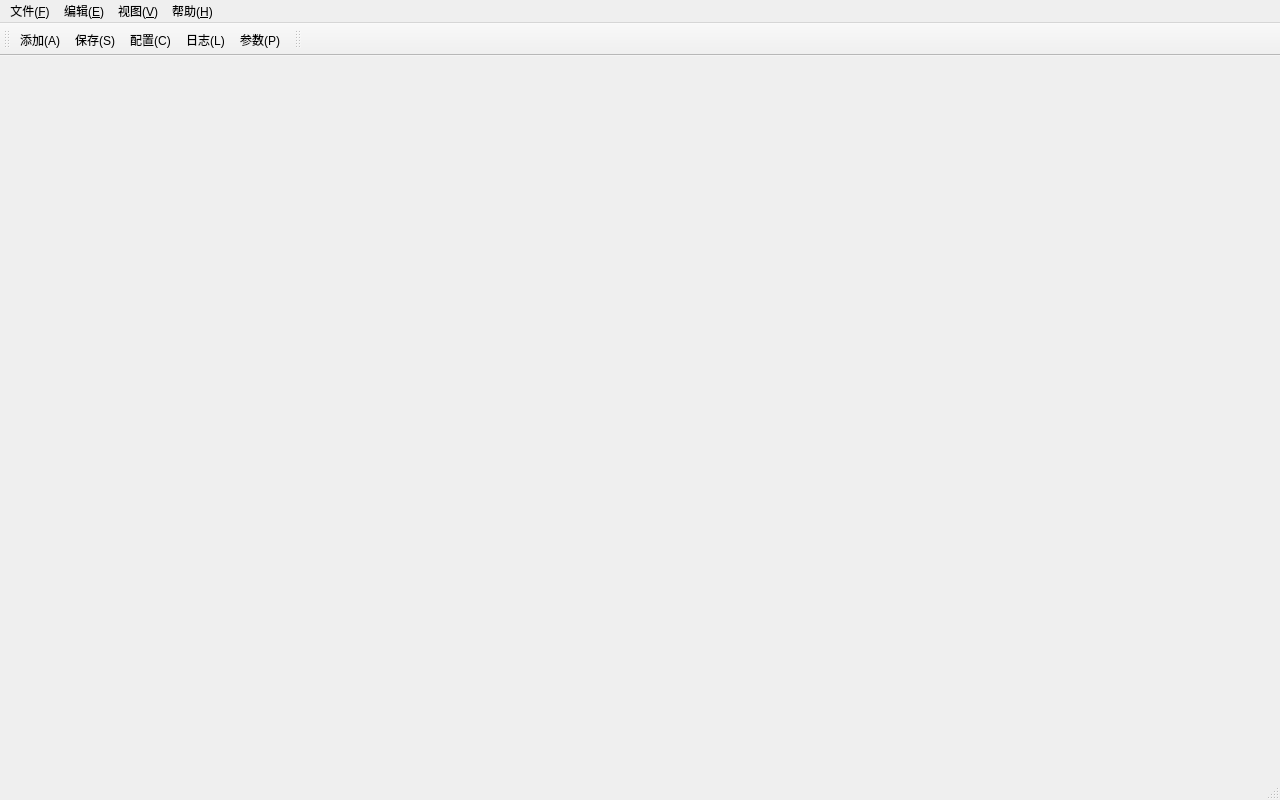
Above: mainwindow.ui from Weinbery/PCIeController before the change. Below: the same form after it.
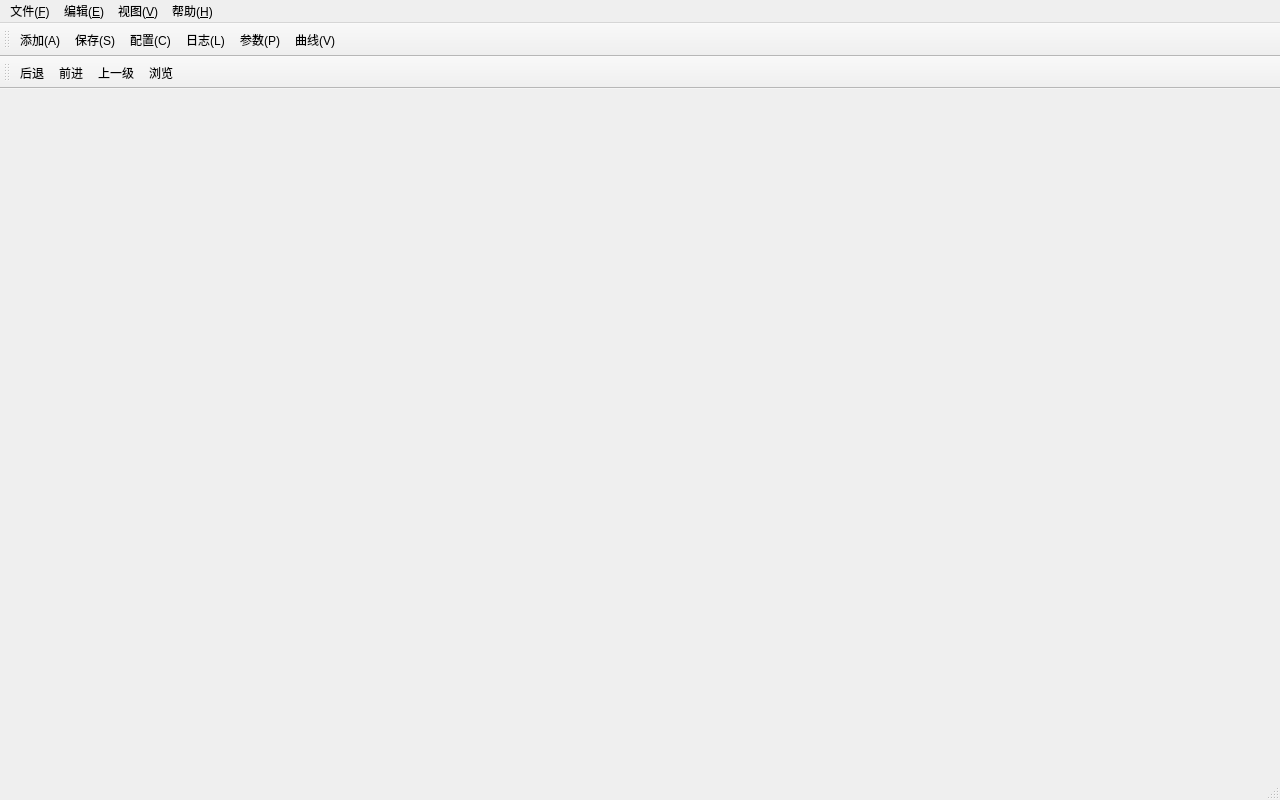
That is the form after the change. Icons and pictures are not drawn.

Commit message: 完善界面：工作目录，文件模型，速率曲线框架

Diff of the .ui file:
```diff
--- a/mainwindow.ui
+++ b/mainwindow.ui
@@ -13,6 +13,12 @@
   <property name="windowTitle">
    <string>MainWindow</string>
   </property>
+  <property name="documentMode">
+   <bool>false</bool>
+  </property>
+  <property name="dockNestingEnabled">
+   <bool>false</bool>
+  </property>
   <widget class="QWidget" name="centralWidget"/>
   <widget class="QMenuBar" name="menuBar">
    <property name="geometry">
@@ -63,6 +69,7 @@
    <addaction name="action_Config"/>
    <addaction name="action_Logger"/>
    <addaction name="action_Parameter"/>
+   <addaction name="action_Curve"/>
   </widget>
   <widget class="QStatusBar" name="statusBar"/>
   <widget class="QToolBar" name="toolBar">
@@ -73,8 +80,12 @@
     <enum>TopToolBarArea</enum>
    </attribute>
    <attribute name="toolBarBreak">
-    <bool>false</bool>
+    <bool>true</bool>
    </attribute>
+   <addaction name="action_Back"/>
+   <addaction name="action_Forward"/>
+   <addaction name="action_Upper"/>
+   <addaction name="action_Lookup"/>
   </widget>
   <action name="action_Add_Device">
    <property name="icon">
@@ -145,6 +156,63 @@
     <string>Ctrl+P</string>
    </property>
   </action>
+  <action name="action_Back">
+   <property name="icon">
+    <iconset resource="res.qrc">
+     <normaloff>:/images/back.png</normaloff>:/images/back.png</iconset>
+   </property>
+   <property name="text">
+    <string>后退</string>
+   </property>
+   <property name="toolTip">
+    <string>后退</string>
+   </property>
+  </action>
+  <action name="action_Forward">
+   <property name="icon">
+    <iconset resource="res.qrc">
+     <normaloff>:/images/forward.png</normaloff>:/images/forward.png</iconset>
+   </property>
+   <property name="text">
+    <string>前进</string>
+   </property>
+  </action>
+  <action name="action_Upper">
+   <property name="icon">
+    <iconset resource="res.qrc">
+     <normaloff>:/images/undo.png</normaloff>:/images/undo.png</iconset>
+   </property>
+   <property name="text">
+    <string>上一级</string>
+   </property>
+  </action>
+  <action name="action_Lookup">
+   <property name="icon">
+    <iconset resource="res.qrc">
+     <normaloff>:/images/open.png</normaloff>:/images/open.png</iconset>
+   </property>
+   <property name="text">
+    <string>浏览</string>
+   </property>
+   <property name="toolTip">
+    <string>浏览</string>
+   </property>
+  </action>
+  <action name="action_Curve">
+   <property name="icon">
+    <iconset resource="res.qrc">
+     <normaloff>:/images/plot.png</normaloff>:/images/plot.png</iconset>
+   </property>
+   <property name="text">
+    <string>曲线(&amp;V)</string>
+   </property>
+   <property name="toolTip">
+    <string>速率曲线</string>
+   </property>
+   <property name="shortcut">
+    <string>Ctrl+V</string>
+   </property>
+  </action>
  </widget>
  <layoutdefault spacing="6" margin="11"/>
  <resources>
```
Left out of the diff: 2 changed lines with no effect on the pictures. The commit also changes 4 other files.
